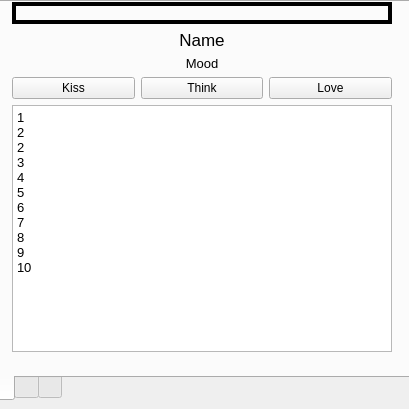
Before: the Qt Designer form main.ui in Zemchar/LoveBug, drawn with Qt 5.
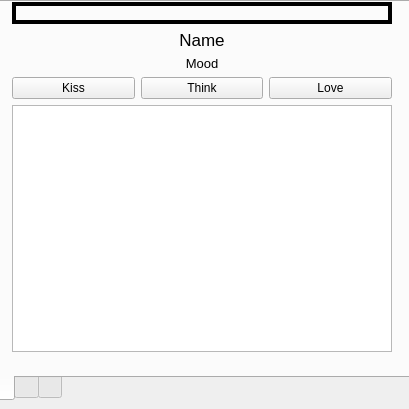
After: the same form once the commit is applied. The open tabs and pages were chosen to show the change. Icons and pictures are not drawn.

What changed in the file:
```diff
--- a/main.ui
+++ b/main.ui
@@ -248,17 +248,6 @@
 &lt;html&gt;&lt;head&gt;&lt;meta name=&quot;qrichtext&quot; content=&quot;1&quot; /&gt;&lt;style type=&quot;text/css&quot;&gt;
 p, li { white-space: pre-wrap; }
 &lt;/style&gt;&lt;/head&gt;&lt;body style=&quot; font-family:'Noto Sans'; font-size:10pt; font-weight:400; font-style:normal;&quot;&gt;
-&lt;p style=&quot; margin-top:0px; margin-bottom:0px; margin-left:0px; margin-right:0px; -qt-block-indent:0; text-indent:0px;&quot;&gt;1&lt;/p&gt;
-&lt;p style=&quot; margin-top:0px; margin-bottom:0px; margin-left:0px; margin-right:0px; -qt-block-indent:0; text-indent:0px;&quot;&gt;2&lt;/p&gt;
-&lt;p style=&quot; margin-top:0px; margin-bottom:0px; margin-left:0px; margin-right:0px; -qt-block-indent:0; text-indent:0px;&quot;&gt;2&lt;/p&gt;
-&lt;p style=&quot; margin-top:0px; margin-bottom:0px; margin-left:0px; margin-right:0px; -qt-block-indent:0; text-indent:0px;&quot;&gt;3&lt;/p&gt;
-&lt;p style=&quot; margin-top:0px; margin-bottom:0px; margin-left:0px; margin-right:0px; -qt-block-indent:0; text-indent:0px;&quot;&gt;4&lt;/p&gt;
-&lt;p style=&quot; margin-top:0px; margin-bottom:0px; margin-left:0px; margin-right:0px; -qt-block-indent:0; text-indent:0px;&quot;&gt;5&lt;/p&gt;
-&lt;p style=&quot; margin-top:0px; margin-bottom:0px; margin-left:0px; margin-right:0px; -qt-block-indent:0; text-indent:0px;&quot;&gt;6&lt;/p&gt;
-&lt;p style=&quot; margin-top:0px; margin-bottom:0px; margin-left:0px; margin-right:0px; -qt-block-indent:0; text-indent:0px;&quot;&gt;7&lt;/p&gt;
-&lt;p style=&quot; margin-top:0px; margin-bottom:0px; margin-left:0px; margin-right:0px; -qt-block-indent:0; text-indent:0px;&quot;&gt;8&lt;/p&gt;
-&lt;p style=&quot; margin-top:0px; margin-bottom:0px; margin-left:0px; margin-right:0px; -qt-block-indent:0; text-indent:0px;&quot;&gt;9&lt;/p&gt;
-&lt;p style=&quot; margin-top:0px; margin-bottom:0px; margin-left:0px; margin-right:0px; -qt-block-indent:0; text-indent:0px;&quot;&gt;10&lt;/p&gt;
 &lt;p style=&quot;-qt-paragraph-type:empty; margin-top:0px; margin-bottom:0px; margin-left:0px; margin-right:0px; -qt-block-indent:0; text-indent:0px;&quot;&gt;&lt;br /&gt;&lt;/p&gt;&lt;/body&gt;&lt;/html&gt;</string>
             </property>
            </widget>
```
Left out of the diff: 6 changed lines with no effect on the pictures.
